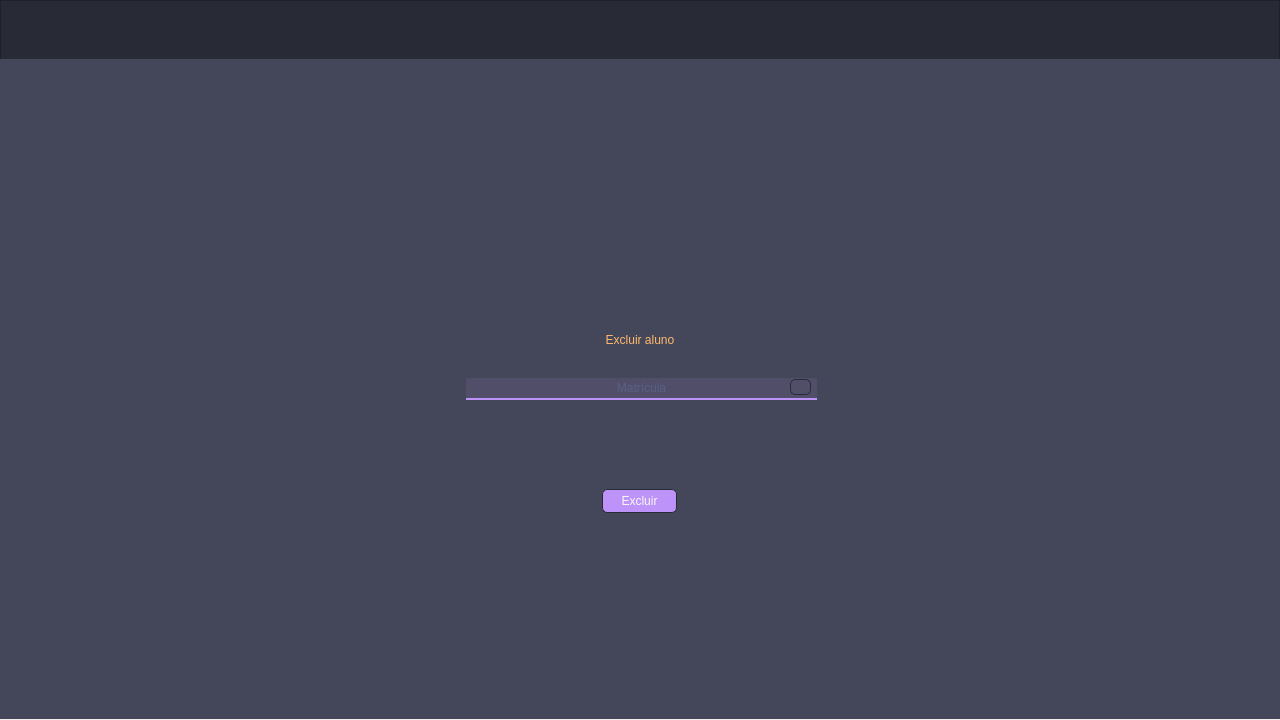
This is src/ui/aluno.ui in Vi-n1/VGymSystem as Qt 5 draws it before an edit. The edited form follows.
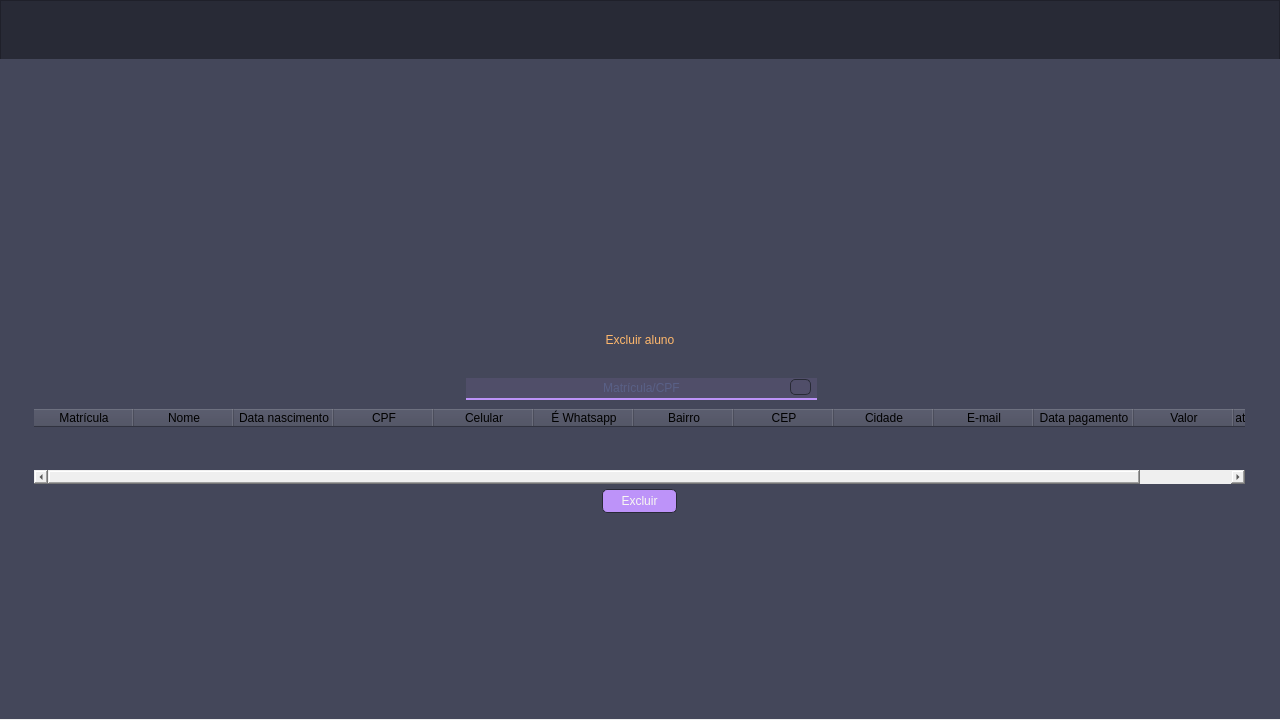
This is the edited form. The open tabs and pages were chosen to show the change. Icons and pictures are not drawn.

Commit message: Correção da interface

Patch:
```diff
--- a/src/ui/aluno.ui
+++ b/src/ui/aluno.ui
@@ -243,7 +243,7 @@
       </rect>
      </property>
      <property name="styleSheet">
-      <string notr="true">QLabel, QCheckBox{
+      <string notr="true">QLabel, QCheckBox, QTableWidget{
 	color: rgb(255, 255, 255);
 	font: 10pt &quot;Arial&quot;;
 	color: rgb(80, 250, 123);
@@ -1343,7 +1343,7 @@
         <set>Qt::AlignCenter</set>
        </property>
        <property name="placeholderText">
-        <string>Matrícula</string>
+        <string>Matrícula/CPF</string>
        </property>
       </widget>
       <widget class="QTableWidget" name="tw_exibir_excluir_aluno">
@@ -1376,6 +1376,71 @@
        <attribute name="verticalHeaderVisible">
         <bool>false</bool>
        </attribute>
+       <column>
+        <property name="text">
+         <string>Matrícula</string>
+        </property>
+       </column>
+       <column>
+        <property name="text">
+         <string>Nome</string>
+        </property>
+       </column>
+       <column>
+        <property name="text">
+         <string>Data nascimento</string>
+        </property>
+       </column>
+       <column>
+        <property name="text">
+         <string>CPF</string>
+        </property>
+       </column>
+       <column>
+        <property name="text">
+         <string>Celular</string>
+        </property>
+       </column>
+       <column>
+        <property name="text">
+         <string>É Whatsapp</string>
+        </property>
+       </column>
+       <column>
+        <property name="text">
+         <string>Bairro</string>
+        </property>
+       </column>
+       <column>
+        <property name="text">
+         <string>CEP</string>
+        </property>
+       </column>
+       <column>
+        <property name="text">
+         <string>Cidade</string>
+        </property>
+       </column>
+       <column>
+        <property name="text">
+         <string>E-mail</string>
+        </property>
+       </column>
+       <column>
+        <property name="text">
+         <string>Data pagamento</string>
+        </property>
+       </column>
+       <column>
+        <property name="text">
+         <string>Valor</string>
+        </property>
+       </column>
+       <column>
+        <property name="text">
+         <string>Matrícula responsável</string>
+        </property>
+       </column>
       </widget>
       <widget class="QPushButton" name="pb_excluir_aluno">
        <property name="geometry">
```
Left out of the diff: 71 changed lines with no effect on the pictures. The commit also changes 1 other file.
